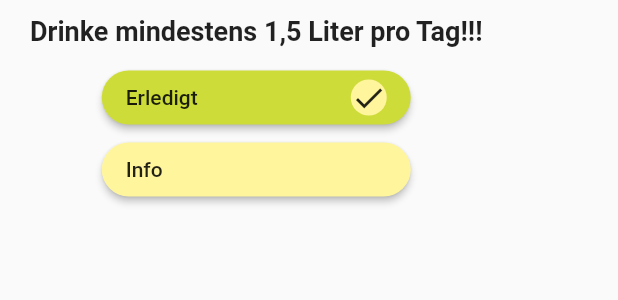
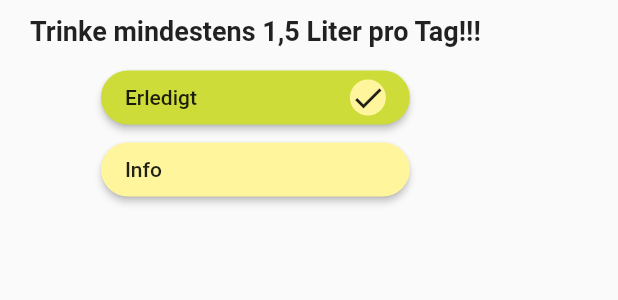
Before and after one commit to suhrmann/Karlorona, a Flutter app: the DrinkPage widget shown alone on an empty page, opened directly, on a phone screen of 412 x 824 dp. Shown: the top 300 px of the screen. Run offline on Flutter 3.47's test engine with Material 2 defaults, Android fonts, the phone set to English and light mode, and no system bars; our stand-ins replace audioplayers, flutter_local_notifications, percent_indicator, sqflite; accounts and stored records are empty.

Commit message:
introduced activity headline as reusable widget

```diff
--- /dev/null
+++ b/lib/activities/activity-headline.dart
@@ -0,0 +1,18 @@
+import 'package:flutter/material.dart';
+
+class ActivityHeadline extends StatelessWidget {
+  String text;
+
+  ActivityHeadline({this.text});
+
+  @override
+  Widget build(BuildContext context) {
+    return Container(
+      margin: EdgeInsets.symmetric(horizontal: 20, vertical: 10),
+      child: Text(
+        text,
+        style: TextStyle(fontSize: 18, fontWeight: FontWeight.bold),
+      ),
+    );
+  }
+}
--- a/lib/activities/health/drink-page.dart
+++ b/lib/activities/health/drink-page.dart
@@ -1,3 +1,4 @@
+import 'package:Karlorona/activities/activity-headline.dart';
 import 'package:flutter/material.dart';
 import 'package:Karlorona/activities/designed-button.dart';
 import 'package:Karlorona/activities/done-button.dart';
@@ -14,17 +15,14 @@ class DrinkPage extends StatelessWidget {
       child: SingleChildScrollView(
         child: Column(
           children: <Widget>[
-            Container(
-              margin: EdgeInsets.symmetric(horizontal: 20, vertical: 10),
-              child: Text(
-                "Drinke mindestens 1,5 Liter pro Tag!!!",
-                style: TextStyle(fontSize: 18, fontWeight: FontWeight.bold),
-              ),
+            ActivityHeadline(
+              text: "Trinke mindestens 1,5 Liter pro Tag!!!",
             ),
+
             /// Mit der Klasse Navigator kann auf die routes aus der main.dart navigiert werden
             DoneButton(
               color: Colors.lime,
-                  activityToAdd: Activity(
+              activityToAdd: Activity(
                   activity: Activities.washhands,
                   healthscore: 20,
                   hygienescore: 10,
```
